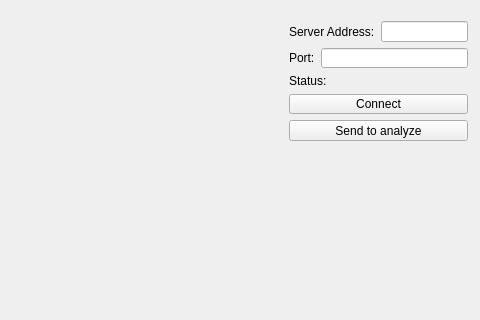
xiEight/PhotoAnalyzer, file mainwindow.ui: the form before one commit; both pictures show x 272 to 752 and y 0 to 320 of the 752 by 411 pixel window.
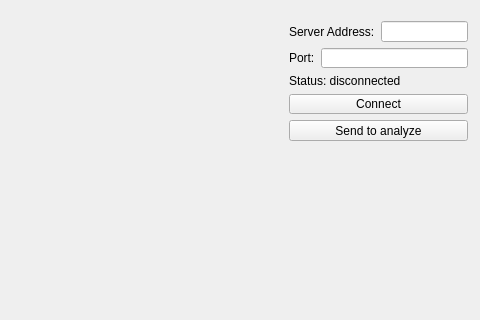
The form after the commit.

```diff
--- a/mainwindow.ui
+++ b/mainwindow.ui
@@ -93,7 +93,7 @@
      <item>
       <widget class="QLabel" name="statusLabel">
        <property name="text">
-        <string>Status:</string>
+        <string>Status: disconnected</string>
        </property>
       </widget>
      </item>
```
Left out of the diff: 2 changed lines with no effect on the pictures.
